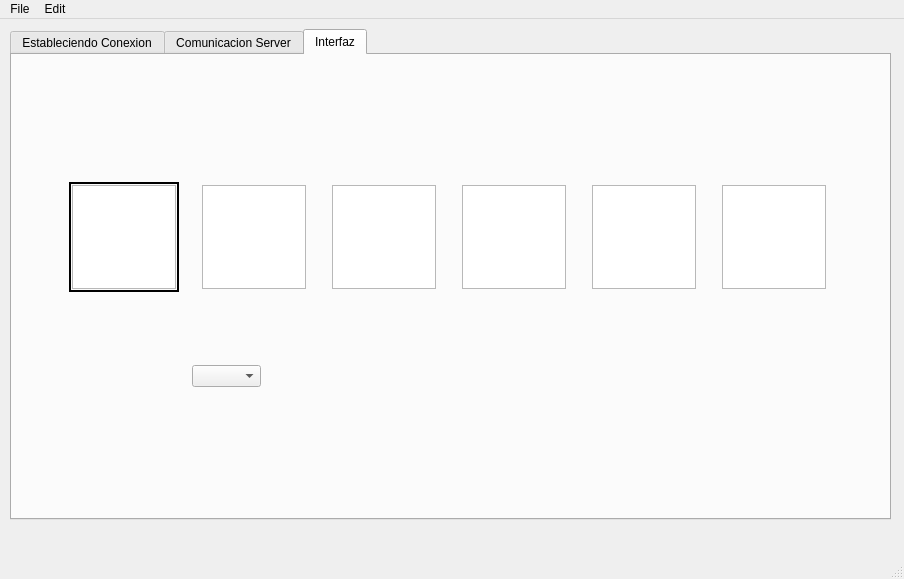
Before: the Qt Designer form Software Design/Motriz/mainwindow.ui in DesarrolloBCI-UTN/Impresora, drawn with Qt 5.
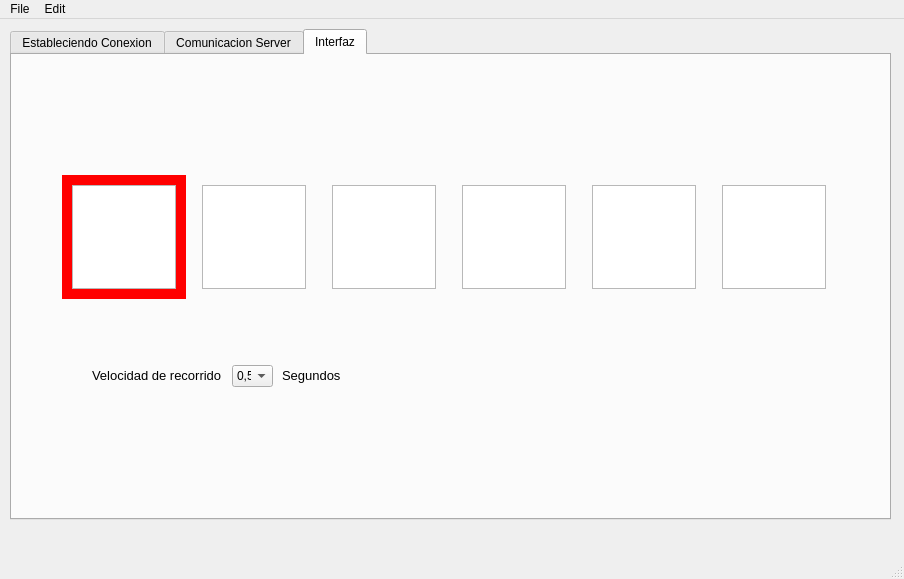
After: the same form once the commit is applied. The open tabs and pages were chosen to show the change. Icons and pictures are not drawn.

```diff
--- a/Software Design/Motriz/mainwindow.ui
+++ b/Software Design/Motriz/mainwindow.ui
@@ -274,20 +274,37 @@
      <widget class="QFrame" name="frame">
       <property name="geometry">
        <rect>
-        <x>57</x>
-        <y>127</y>
-        <width>110</width>
-        <height>110</height>
+        <x>50</x>
+        <y>120</y>
+        <width>124</width>
+        <height>124</height>
        </rect>
       </property>
+      <property name="maximumSize">
+       <size>
+        <width>150</width>
+        <height>150</height>
+       </size>
+      </property>
+      <property name="font">
+       <font>
+        <pointsize>14</pointsize>
+       </font>
+      </property>
+      <property name="styleSheet">
+       <string notr="true">color: rgb(255, 0, 0);</string>
+      </property>
       <property name="frameShape">
-       <enum>QFrame::WinPanel</enum>
+       <enum>QFrame::Box</enum>
       </property>
       <property name="frameShadow">
        <enum>QFrame::Plain</enum>
       </property>
       <property name="lineWidth">
-       <number>5</number>
+       <number>10</number>
+      </property>
+      <property name="midLineWidth">
+       <number>10</number>
       </property>
      </widget>
      <widget class="QGraphicsView" name="graphicsView">
@@ -345,12 +362,43 @@
      <widget class="QComboBox" name="comboBox">
       <property name="geometry">
        <rect>
-        <x>180</x>
+        <x>220</x>
         <y>310</y>
-        <width>69</width>
+        <width>41</width>
         <height>22</height>
        </rect>
       </property>
+      <property name="currentText">
+       <string>0,5</string>
+      </property>
+      <property name="currentIndex">
+       <number>0</number>
+      </property>
+      <item>
+       <property name="text">
+        <string comment="1000">0,5</string>
+       </property>
+      </item>
+      <item>
+       <property name="text">
+        <string>1</string>
+       </property>
+      </item>
+      <item>
+       <property name="text">
+        <string>2</string>
+       </property>
+      </item>
+      <item>
+       <property name="text">
+        <string>3</string>
+       </property>
+      </item>
+      <item>
+       <property name="text">
+        <string>4</string>
+       </property>
+      </item>
      </widget>
      <widget class="QGraphicsView" name="graphicsView_3">
       <property name="geometry">
@@ -366,6 +414,52 @@
 background-image: url(:/Imagenes/flechaabajo.png);</string>
       </property>
      </widget>
+     <widget class="QLabel" name="label">
+      <property name="geometry">
+       <rect>
+        <x>80</x>
+        <y>310</y>
+        <width>131</width>
+        <height>21</height>
+       </rect>
+      </property>
+      <property name="font">
+       <font>
+        <pointsize>10</pointsize>
+       </font>
+      </property>
+      <property name="text">
+       <string>Velocidad de recorrido</string>
+      </property>
+     </widget>
+     <widget class="QLabel" name="label_2">
+      <property name="geometry">
+       <rect>
+        <x>270</x>
+        <y>310</y>
+        <width>61</width>
+        <height>21</height>
+       </rect>
+      </property>
+      <property name="font">
+       <font>
+        <pointsize>10</pointsize>
+       </font>
+      </property>
+      <property name="text">
+       <string>Segundos</string>
+      </property>
+     </widget>
+     <zorder>graphicsView_4</zorder>
+     <zorder>graphicsView</zorder>
+     <zorder>graphicsView_2</zorder>
+     <zorder>graphicsView_6</zorder>
+     <zorder>graphicsView_5</zorder>
+     <zorder>comboBox</zorder>
+     <zorder>graphicsView_3</zorder>
+     <zorder>label</zorder>
+     <zorder>label_2</zorder>
+     <zorder>frame</zorder>
     </widget>
    </widget>
    <zorder>tabWidget</zorder>
```
Left out of the diff: 2 changed lines with no effect on the pictures.
